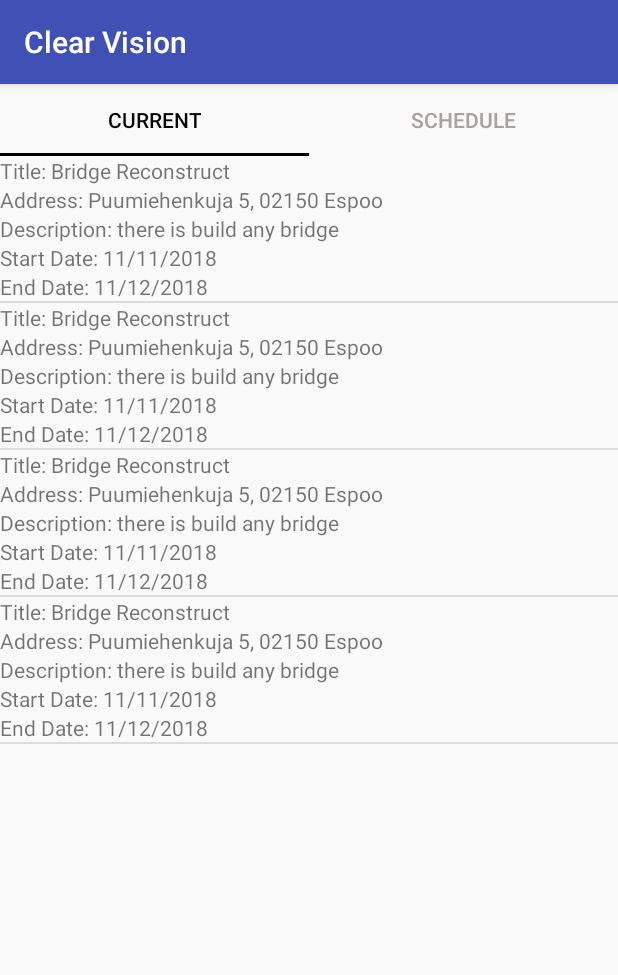
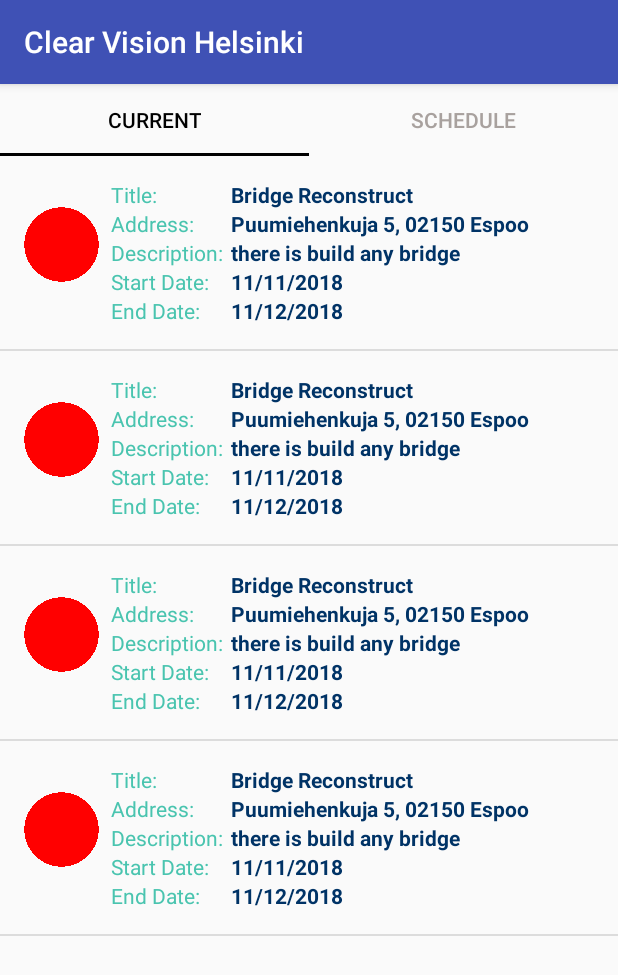
Before and after one commit to AhmadTawila/CVH-android, an Android app: the screen it shows after launch (MainActivity), on a phone screen of 412 x 824 dp. Shown: the top 975 px of the screen. Run offline under Robolectric (Android 15) with nearby library versions, the phone set to English and light mode, and no system bars.

Commit message:
design updates

```diff
--- a/app/src/main/java/com/example/android/cleanvision/Projects.java
+++ b/app/src/main/java/com/example/android/cleanvision/Projects.java
@@ -10,6 +10,7 @@ public class Projects {
     String startDate;
 
     String endDate;
+
 
     public Projects(String ti, String add, String desc, String startdate, String enddate){
         title = ti;
--- a/app/src/main/java/com/example/android/cleanvision/ProjectsAdapter.java
+++ b/app/src/main/java/com/example/android/cleanvision/ProjectsAdapter.java
@@ -5,6 +5,7 @@ import android.view.LayoutInflater;
 import android.view.View;
 import android.view.ViewGroup;
 import android.widget.ArrayAdapter;
+import android.widget.ImageView;
 import android.widget.TextView;
 import java.util.ArrayList;
 
@@ -38,6 +39,7 @@ public class ProjectsAdapter extends ArrayAdapter<Projects>{
         TextView projectEndDate = (TextView) listItemView.findViewById(R.id.endData_issue);
         projectEndDate.setText(currentProject.getEndDate());
 
+
         return listItemView;
     }
 }
--- a/app/src/main/res/layout/list_item.xml
+++ b/app/src/main/res/layout/list_item.xml
@@ -1,22 +1,44 @@
 <?xml version="1.0" encoding="utf-8"?>
-<LinearLayout xmlns:android="http://schemas.android.com/apk/res/android"
+<RelativeLayout xmlns:android="http://schemas.android.com/apk/res/android"
     android:layout_width="match_parent"
     android:layout_height="match_parent"
-    android:orientation="vertical">
+    android:padding="16dp">
+        <ImageView
+            android:id="@+id/image"
+            android:layout_width="50dp"
+            android:layout_height="50dp"
+            android:src="@drawable/red"
+            android:layout_marginRight="8dp"
+            android:layout_marginTop="18dp"/>
+
+        <LinearLayout
+            android:layout_width="match_parent"
+            android:layout_height="wrap_content"
+            android:orientation="vertical"
+            android:layout_alignParentRight="true"
+            android:layout_alignParentBottom="true"
+            android:layout_alignParentTop="true"
+            android:layout_toRightOf="@id/image"
+            >
+
         <LinearLayout
             android:layout_width="match_parent"
             android:layout_height="wrap_content"
             android:orientation="horizontal">
 
                 <TextView
-                    android:layout_width="wrap_content"
+                    android:layout_width="80dp"
                     android:layout_height="wrap_content"
-                    android:text="Title: " />
+                    android:text="Title: "
+                    android:textColor="#49c4af" />
+
                 <TextView
                     android:id="@+id/title_issue"
                     android:layout_width="wrap_content"
                     android:layout_height="wrap_content"
-                    android:text="@string/txt_title" />
+                    android:text="@string/txt_title"
+                    android:textColor="#003366"
+                    android:textStyle="bold"/>
         </LinearLayout>
 
         <LinearLayout
@@ -25,14 +47,17 @@
             android:orientation="horizontal">
 
                 <TextView
-                    android:layout_width="wrap_content"
+                    android:layout_width="80dp"
                     android:layout_height="wrap_content"
-                    android:text="Address: " />
+                    android:text="Address: "
+                    android:textColor="#49c4af" />
                 <TextView
                     android:id="@+id/address_issue"
                     android:layout_width="wrap_content"
                     android:layout_height="wrap_content"
-                    android:text="@string/txt_address" />
+                    android:text="@string/txt_address"
+                    android:textColor="#003366"
+                    android:textStyle="bold"/>
         </LinearLayout>
         <LinearLayout
             android:layout_width="match_parent"
@@ -40,14 +65,17 @@
             android:orientation="horizontal">
 
                 <TextView
-                    android:layout_width="wrap_content"
+                    android:layout_width="80dp"
                     android:layout_height="wrap_content"
-                    android:text="Description: " />
+                    android:text="Description: "
+                    android:textColor="#49c4af" />
                 <TextView
                     android:id="@+id/description_issue"
                     android:layout_width="wrap_content"
                     android:layout_height="wrap_content"
-                    android:text="@string/txt_desc" />
+                    android:text="@string/txt_desc"
+                    android:textColor="#003366"
+                    android:textStyle="bold"/>
         </LinearLayout>
         <LinearLayout
             android:layout_width="match_parent"
@@ -55,14 +83,17 @@
             android:orientation="horizontal">
 
                 <TextView
-                    android:layout_width="wrap_content"
+                    android:layout_width="80dp"
                     android:layout_height="wrap_content"
-                    android:text="Start Date: " />
+                    android:text="Start Date: "
+                    android:textColor="#49c4af" />
                 <TextView
                     android:id="@+id/startData_issue"
                     android:layout_width="wrap_content"
                     android:layout_height="wrap_content"
-                    android:text="@string/txt_start_date" />
+                    android:text="@string/txt_start_date"
+                    android:textColor="#003366"
+                    android:textStyle="bold"/>
         </LinearLayout>
         <LinearLayout
             android:layout_width="match_parent"
@@ -70,13 +101,17 @@
             android:orientation="horizontal">
 
                 <TextView
-                    android:layout_width="wrap_content"
+                    android:layout_width="80dp"
                     android:layout_height="wrap_content"
-                    android:text="End Date: " />
+                    android:text="End Date: "
+                    android:textColor="#49c4af" />
                 <TextView
                     android:id="@+id/endData_issue"
                     android:layout_width="wrap_content"
                     android:layout_height="wrap_content"
-                    android:text="@string/txt_end_date" />
+                    android:text="@string/txt_end_date"
+                    android:textColor="#003366"
+                    android:textStyle="bold"/>
         </LinearLayout>
-</LinearLayout>
+        </LinearLayout>
+</RelativeLayout>
--- a/app/src/main/res/values/strings.xml
+++ b/app/src/main/res/values/strings.xml
@@ -1,5 +1,5 @@
 <resources>
-    <string name="app_name">Clear Vision</string>
+    <string name="app_name">Clear Vision Helsinki</string>
     <string name="title">Title:</string>
 
     <!-- TODO: Remove or change this placeholder text -->
```
Also changed, not shown: app/src/main/res/drawable/red.png (added).
